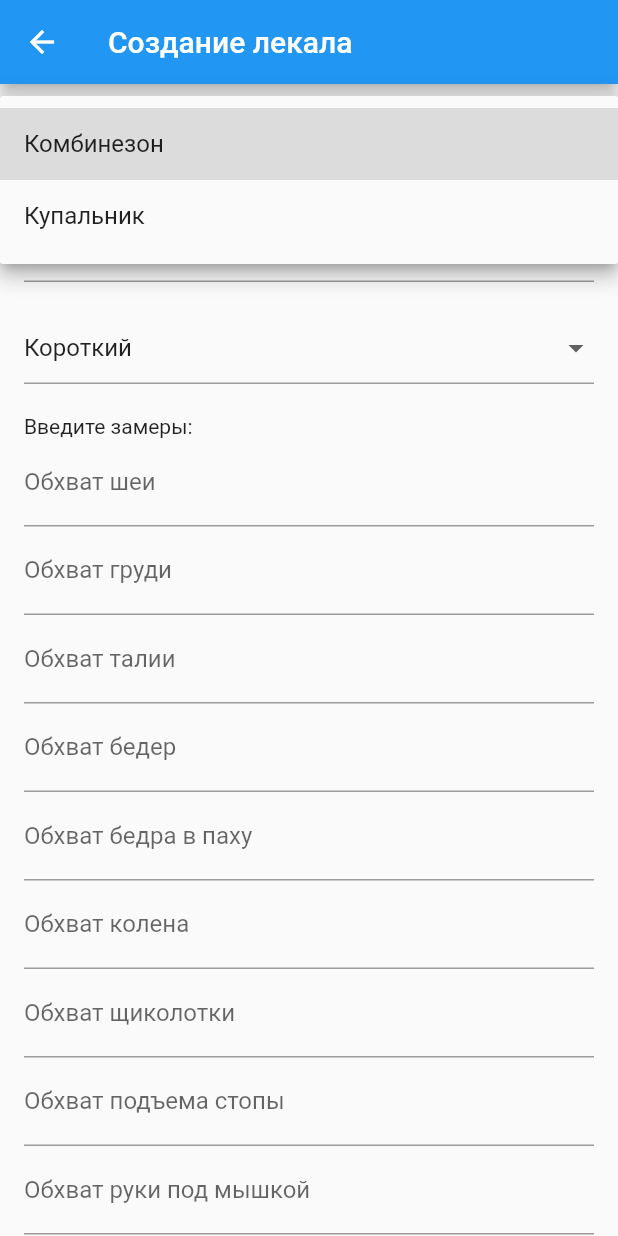
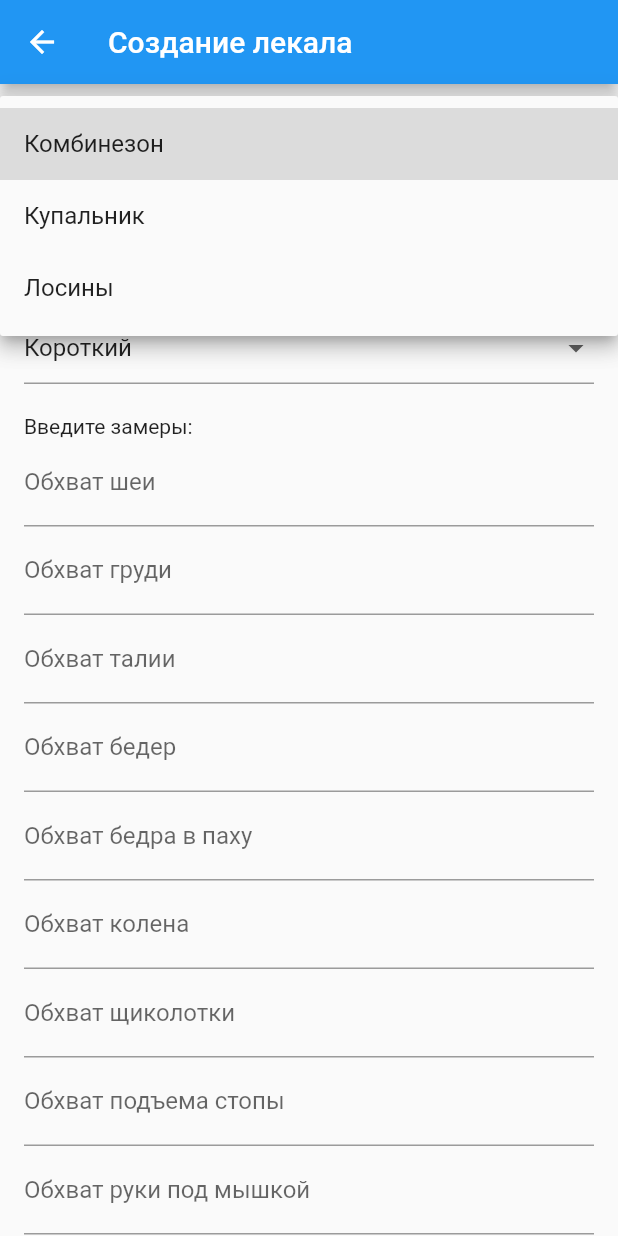
Before and after one commit to AlexandrBezbozhnov/lecalo, a Flutter app: the CreatePatternPage screen opened directly, after a tap on "Комбинезон", on a phone screen of 412 x 824 dp. Run offline on Flutter 3.47's test engine with Material 2 defaults, Android fonts, the phone set to English and light mode, and no system bars; our stand-ins replace firebase_core, firebase_storage; accounts and stored records are empty.

Commit message:
вечерние исправления

```diff
--- a/lib/pages/create_pattern_page.dart
+++ b/lib/pages/create_pattern_page.dart
@@ -7,7 +7,7 @@ class CreatePatternPage extends StatefulWidget {
 }
 
 class _CreatePatternPageState extends State<CreatePatternPage> {
-  final List<String> clothingTypes = ['Комбинезон', 'Купальник'];
+  final List<String> clothingTypes = ['Комбинезон', 'Купальник', 'Лосины'];
   final List<String> ageCategories = ['Малыш', 'Девочка', 'Юниорка'];
   final List<String> sleeveTypes = ['Короткий', 'Длинный'];
 
@@ -26,7 +26,7 @@ class _CreatePatternPageState extends State<CreatePatternPage> {
       'Обхват щиколотки',
       'Обхват подъема стопы',
       'Обхват руки под мышкой',
-      'Обхват плеча',
+      'Длина плеча',
       'Ширина плеч (от косточки до косточки)',
       'Ширина груди',
       'Ширина спины',
@@ -37,6 +37,8 @@ class _CreatePatternPageState extends State<CreatePatternPage> {
       'Дуга',
       'Высота сидения (От талии до твердой поверхности)',
       'Полудуга (От талии спереди через низ до талии сзади)',
+      'Длина талии переда'
+          'Длина талии спинки'
     ],
     'Купальник': [
       'Обхват шеи',
@@ -44,7 +46,7 @@ class _CreatePatternPageState extends State<CreatePatternPage> {
       'Обхват талии',
       'Обхват бедер',
       'Обхват руки под мышкой',
-      'Обхват плеча',
+      'Длина плеча',
       'Ширина плеч (от косточки до косточки)',
       'Ширина груди',
       'Ширина спины',
@@ -55,6 +57,18 @@ class _CreatePatternPageState extends State<CreatePatternPage> {
       'Полудуга (От талии спереди через низ до талии сзади)',
       'Попа',
       'Перед',
+    ],
+    'Лосины': [
+      'Обхват талии',
+      'Обхват бедер',
+      'Обхват бедра в паху',
+      'Обхват колена',
+      'Обхват щиколотки',
+      'Обхват подъема стопы',
+      'Длина от талии до пола',
+      'Длина от талии до колена',
+      'Высота сидения (От талии до твердой поверхности)',
+      'Полудуга (От талии спереди через низ до талии сзади)',
     ],
   };
 
@@ -105,7 +119,7 @@ class _CreatePatternPageState extends State<CreatePatternPage> {
             case 9:
               calculatedMeasurements.add(value - 1);
             case 10:
-              calculatedMeasurements.add(value - 1);
+              calculatedMeasurements.add((value - 1)/2);
             case 11:
               calculatedMeasurements.add(value - 1);
             case 12:
@@ -127,6 +141,12 @@ class _CreatePatternPageState extends State<CreatePatternPage> {
               break;
             case 19:
               calculatedMeasurements.add((value - 2) / 2);
+              break;
+            case 20:
+              calculatedMeasurements.add(value - 1);
+              break;
+            case 21:
+              calculatedMeasurements.add(value - 1);
               break;
           }
         }
@@ -161,7 +181,7 @@ class _CreatePatternPageState extends State<CreatePatternPage> {
             case 9:
               calculatedMeasurements.add(value - 1);
             case 10:
-              calculatedMeasurements.add(value - 1);
+              calculatedMeasurements.add((value - 1)/2);
             case 11:
               calculatedMeasurements.add(value - 1);
             case 12:
@@ -183,6 +203,12 @@ class _CreatePatternPageState extends State<CreatePatternPage> {
               break;
             case 19:
               calculatedMeasurements.add((value - 2) / 2);
+              break;
+            case 20:
+              calculatedMeasurements.add(value - 1);
+              break;
+            case 21:
+              calculatedMeasurements.add(value - 1);
               break;
           }
         }
@@ -217,7 +243,7 @@ class _CreatePatternPageState extends State<CreatePatternPage> {
             case 9:
               calculatedMeasurements.add(value - 1);
             case 10:
-              calculatedMeasurements.add(value - 1);
+              calculatedMeasurements.add((value - 1)/2);
             case 11:
               calculatedMeasurements.add(value - 1);
             case 12:
@@ -240,12 +266,19 @@ class _CreatePatternPageState extends State<CreatePatternPage> {
             case 19:
               calculatedMeasurements.add((value - 2) / 2);
               break;
+            case 20:
+              calculatedMeasurements.add(value - 1);
+              break;
+            case 21:
+              calculatedMeasurements.add(value - 1);
+              break;
           }
         }
       }
     } else if (selectedClothingType == 'Купальник') {
       // Добавьте вычисления для купальника
       // Ваш код здесь
+    } else if (selectedClothingType == 'Лосины') {
     }
 
     return calculatedMeasurements;
```
Also changed, not shown: 2 other files.
